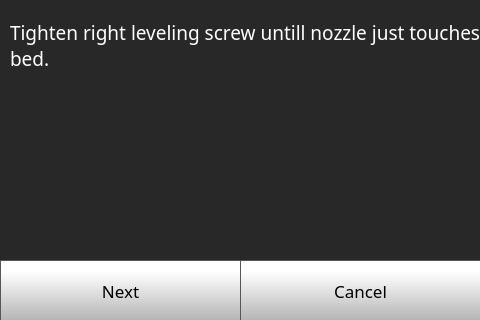
lazy-b0nes2006/JuliaExtended2022TouchUI, file octoprint_JuliaExtended2022TouchUI/mainGUI.ui: the form before one commit.
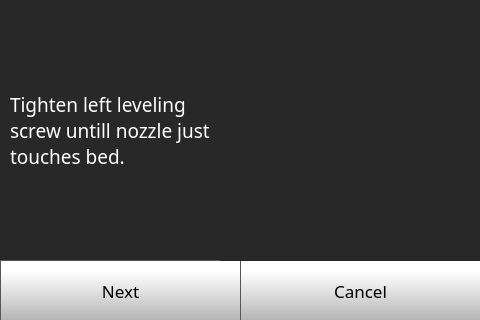
The form after the commit. The open tabs and pages were chosen to show the change. Icons and pictures are not drawn.

Diff of the .ui file:
```diff
--- a/octoprint_JuliaExtended2022TouchUI/mainGUI.ui
+++ b/octoprint_JuliaExtended2022TouchUI/mainGUI.ui
@@ -6515,9 +6515,9 @@
       <property name="geometry">
        <rect>
         <x>10</x>
-        <y>20</y>
-        <width>471</width>
-        <height>51</height>
+        <y>10</y>
+        <width>201</width>
+        <height>241</height>
        </rect>
       </property>
       <property name="font">
@@ -6535,12 +6535,25 @@
        <string notr="true">color: rgb(255, 255, 255);</string>
       </property>
       <property name="text">
-       <string>Tighten right leveling screw untill nozzle just touches bed.</string>
+       <string>Tighten left leveling screw untill nozzle just touches bed.</string>
       </property>
       <property name="wordWrap">
        <bool>true</bool>
       </property>
      </widget>
+     <widget class="QLabel" name="calib2">
+      <property name="geometry">
+       <rect>
+        <x>220</x>
+        <y>0</y>
+        <width>261</width>
+        <height>261</height>
+       </rect>
+      </property>
+      <property name="text">
+       <string/>
+      </property>
+     </widget>
     </widget>
     <widget class="QWidget" name="quickStep4Page">
      <widget class="QPushButton" name="quickStep4CancelButton">
```
Left out of the diff: 67 changed lines with no effect on the pictures.
